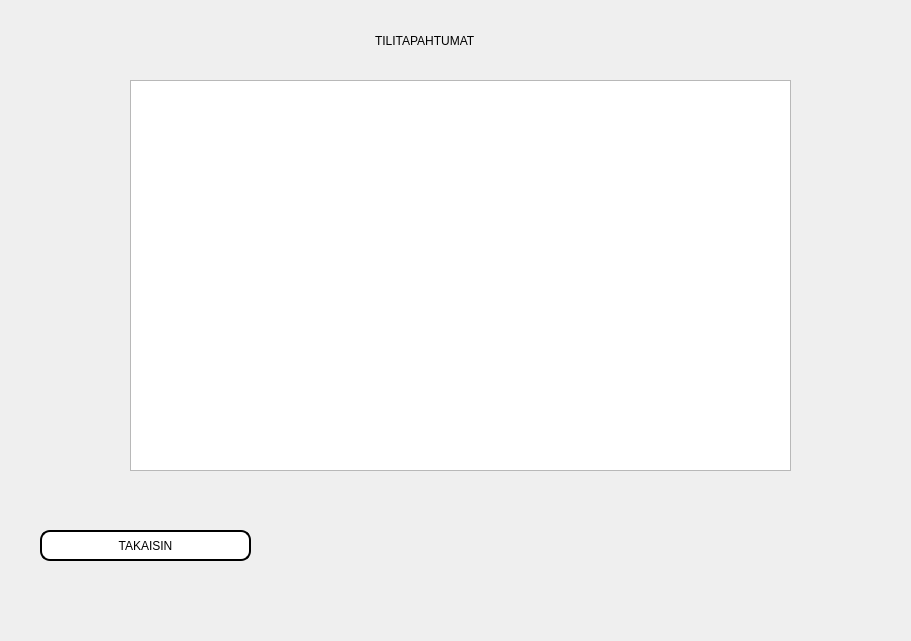
Qt form bank_automat/transactpage.ui (tvt20kmo-ohjelmistokehitysprojekti/Group1) before a commit.
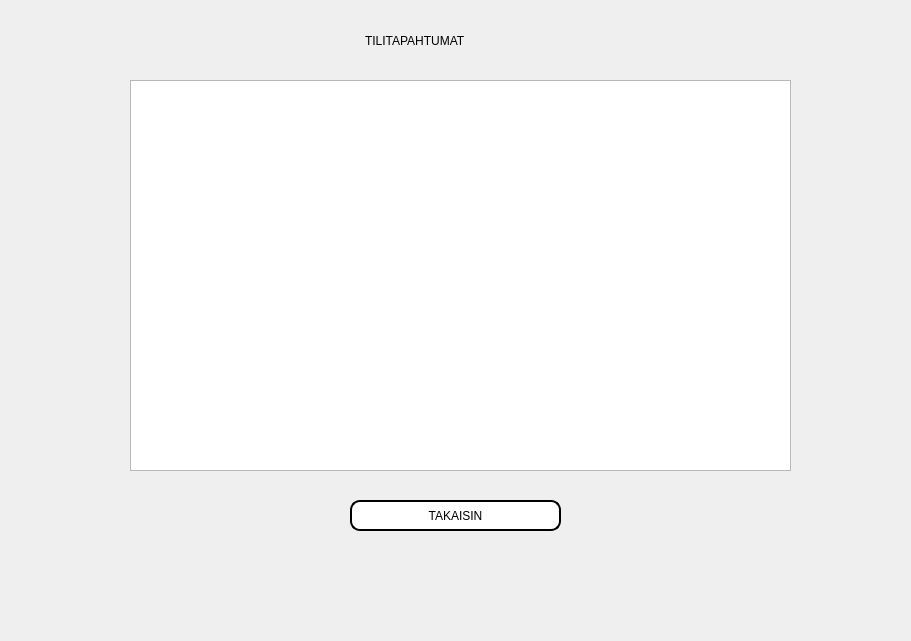
The same form after that commit.

Diff of the .ui file:
```diff
--- a/bank_automat/transactpage.ui
+++ b/bank_automat/transactpage.ui
@@ -56,8 +56,8 @@
   <widget class="QPushButton" name="Btn_Takaisin">
    <property name="geometry">
     <rect>
-     <x>40</x>
-     <y>530</y>
+     <x>350</x>
+     <y>500</y>
      <width>211</width>
      <height>31</height>
     </rect>
@@ -73,7 +73,7 @@
   <widget class="QLabel" name="label_9">
    <property name="geometry">
     <rect>
-     <x>370</x>
+     <x>360</x>
      <y>20</y>
      <width>191</width>
      <height>41</height>
```
